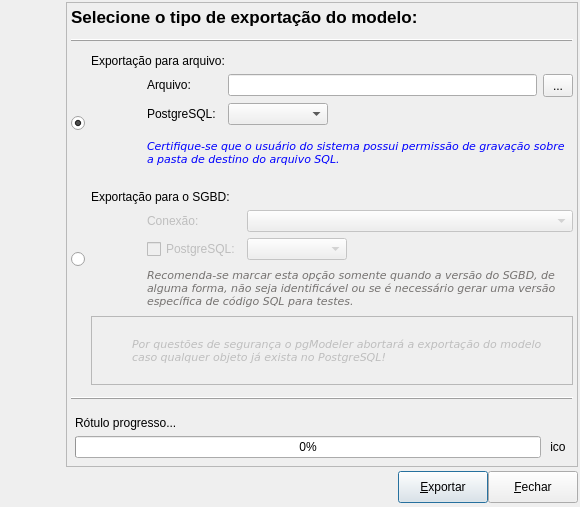
Above: pgmodeler_ui/ui/formexportacao.ui from erdincay/pgmodeler-old before the change. Below: the same form after it.
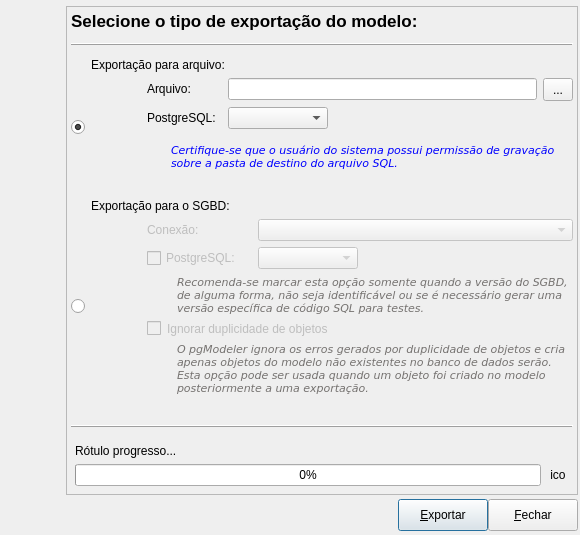
That is the form after the change. Icons and pictures are not drawn.

Commit message: * Melhorias na exportação do modelo: O pgModeler agora pode ignorar objetos já existentes no banco de dados e criar somente os que estão presentes no modelo mas não foram criados no bd. * Atualização no dicionário de tradução para en_US

Patch:
```diff
--- a/pgmodeler_ui/ui/formexportacao.ui
+++ b/pgmodeler_ui/ui/formexportacao.ui
@@ -10,11 +10,11 @@
     <x>0</x>
     <y>0</y>
     <width>580</width>
-    <height>507</height>
+    <height>535</height>
    </rect>
   </property>
   <property name="sizePolicy">
-   <sizepolicy hsizetype="Preferred" vsizetype="Preferred">
+   <sizepolicy hsizetype="Fixed" vsizetype="Fixed">
     <horstretch>0</horstretch>
     <verstretch>0</verstretch>
    </sizepolicy>
@@ -22,13 +22,13 @@
   <property name="minimumSize">
    <size>
     <width>580</width>
-    <height>420</height>
+    <height>450</height>
    </size>
   </property>
   <property name="maximumSize">
    <size>
     <width>580</width>
-    <height>515</height>
+    <height>535</height>
    </size>
   </property>
   <property name="windowTitle">
@@ -45,7 +45,7 @@
    <property name="spacing">
     <number>4</number>
    </property>
-   <item row="0" column="0" rowspan="2">
+   <item row="0" column="0" rowspan="3">
     <widget class="QWidget" name="imgmeio_wgt" native="true">
      <property name="minimumSize">
       <size>
@@ -136,7 +136,85 @@
      </layout>
     </widget>
    </item>
+   <item row="2" column="1">
+    <layout class="QGridLayout" name="botoes_lt">
+     <property name="leftMargin">
+      <number>4</number>
+     </property>
+     <property name="bottomMargin">
+      <number>2</number>
+     </property>
+     <property name="spacing">
+      <number>0</number>
+     </property>
+     <item row="0" column="0">
+      <spacer>
+       <property name="orientation">
+        <enum>Qt::Horizontal</enum>
+       </property>
+       <property name="sizeHint" stdset="0">
+        <size>
+         <width>91</width>
+         <height>27</height>
+        </size>
+       </property>
+      </spacer>
+     </item>
    <item row="0" column="1">
+      <widget class="QPushButton" name="exportar_btn">
+       <property name="minimumSize">
+        <size>
+         <width>90</width>
+         <height>32</height>
+        </size>
+       </property>
+       <property name="maximumSize">
+        <size>
+         <width>90</width>
+         <height>16777215</height>
+        </size>
+       </property>
+       <property name="text">
+        <string>&amp;Exportar</string>
+       </property>
+       <property name="icon">
+        <iconset resource="../res/resources.qrc">
+         <normaloff>:/icones/icones/exportar.png</normaloff>:/icones/icones/exportar.png</iconset>
+       </property>
+       <property name="default">
+        <bool>true</bool>
+       </property>
+      </widget>
+     </item>
+     <item row="0" column="2">
+      <widget class="QPushButton" name="fechar_btn">
+       <property name="minimumSize">
+        <size>
+         <width>90</width>
+         <height>32</height>
+        </size>
+       </property>
+       <property name="maximumSize">
+        <size>
+         <width>90</width>
+         <height>16777215</height>
+        </size>
+       </property>
+       <property name="text">
+        <string>&amp;Fechar</string>
+       </property>
+       <property name="icon">
+        <iconset resource="../res/resources.qrc">
+         <normaloff>:/icones/icones/fechar1.png</normaloff>:/icones/icones/fechar1.png</iconset>
+       </property>
+       <property name="flat">
+        <bool>false</bool>
+       </property>
+      </widget>
+     </item>
+    </layout>
+   </item>
+   <item row="1" column="1">
     <widget class="QFrame" name="frame">
      <property name="enabled">
       <bool>true</bool>
@@ -153,13 +231,10 @@
      <property name="frameShadow">
       <enum>QFrame::Raised</enum>
      </property>
-     <layout class="QGridLayout" name="gridLayout_5">
+     <layout class="QGridLayout" name="gridLayout_3">
       <property name="margin">
        <number>4</number>
       </property>
-      <property name="spacing">
-       <number>6</number>
-      </property>
       <item row="0" column="0">
        <widget class="QLabel" name="titulo_lbl">
         <property name="sizePolicy">
@@ -197,32 +272,14 @@
        </widget>
       </item>
       <item row="2" column="0">
-       <layout class="QGridLayout" name="gridLayout">
-        <item row="1" column="1" rowspan="3">
-         <widget class="QLabel" name="modelo_sql_lbl">
-          <property name="sizePolicy">
-           <sizepolicy hsizetype="Fixed" vsizetype="Fixed">
-            <horstretch>0</horstretch>
-            <verstretch>0</verstretch>
-           </sizepolicy>
-          </property>
-          <property name="minimumSize">
-           <size>
-            <width>50</width>
-            <height>100</height>
-           </size>
-          </property>
-          <property name="maximumSize">
-           <size>
-            <width>50</width>
-            <height>100</height>
-           </size>
-          </property>
+       <layout class="QGridLayout" name="gridLayout_2">
+        <property name="bottomMargin">
+         <number>15</number>
+        </property>
+        <item row="0" column="1" colspan="3">
+         <widget class="QLabel" name="exportacao_arq_lbl">
           <property name="text">
-           <string/>
-          </property>
-          <property name="pixmap">
-           <pixmap resource="../res/resources.qrc">:/imagens/imagens/model2sql.png</pixmap>
+           <string>Exportação para arquivo:</string>
           </property>
          </widget>
         </item>
@@ -245,7 +302,9 @@
           </property>
          </widget>
         </item>
-        <item row="1" column="3" colspan="2">
+        <item row="1" column="3">
+         <layout class="QHBoxLayout" name="horizontalLayout_6">
+          <item>
          <widget class="QLineEdit" name="arquivo_edt">
           <property name="dragEnabled">
            <bool>false</bool>
@@ -255,7 +314,7 @@
           </property>
          </widget>
         </item>
-        <item row="1" column="5">
+          <item>
          <widget class="QToolButton" name="sel_arquivo_tb">
           <property name="minimumSize">
            <size>
@@ -281,6 +340,36 @@
           </property>
          </widget>
         </item>
+         </layout>
+        </item>
+        <item row="1" column="1" rowspan="3">
+         <widget class="QLabel" name="modelo_sql_lbl">
+          <property name="sizePolicy">
+           <sizepolicy hsizetype="Fixed" vsizetype="Fixed">
+            <horstretch>0</horstretch>
+            <verstretch>0</verstretch>
+           </sizepolicy>
+          </property>
+          <property name="minimumSize">
+           <size>
+            <width>50</width>
+            <height>100</height>
+           </size>
+          </property>
+          <property name="maximumSize">
+           <size>
+            <width>50</width>
+            <height>100</height>
+           </size>
+          </property>
+          <property name="text">
+           <string/>
+          </property>
+          <property name="pixmap">
+           <pixmap resource="../res/resources.qrc">:/imagens/imagens/model2sql.png</pixmap>
+          </property>
+         </widget>
+        </item>
         <item row="2" column="2">
          <widget class="QLabel" name="pgsql_lbl">
           <property name="sizePolicy">
@@ -312,6 +401,8 @@
          </widget>
         </item>
         <item row="2" column="3">
+         <layout class="QHBoxLayout" name="horizontalLayout_5">
+          <item>
          <widget class="QComboBox" name="pgsqlvers_cmb">
           <property name="enabled">
            <bool>true</bool>
@@ -336,7 +427,7 @@
           </property>
          </widget>
         </item>
-        <item row="2" column="4" colspan="2">
+          <item>
          <spacer name="horizontalSpacer">
           <property name="orientation">
            <enum>Qt::Horizontal</enum>
@@ -349,7 +440,43 @@
           </property>
          </spacer>
         </item>
-        <item row="3" column="2" colspan="4">
+         </layout>
+        </item>
+        <item row="1" column="0" rowspan="3">
+         <widget class="QRadioButton" name="exportacao_arq_rb">
+          <property name="sizePolicy">
+           <sizepolicy hsizetype="Fixed" vsizetype="Fixed">
+            <horstretch>0</horstretch>
+            <verstretch>0</verstretch>
+           </sizepolicy>
+          </property>
+          <property name="text">
+           <string/>
+          </property>
+          <property name="checked">
+           <bool>true</bool>
+          </property>
+         </widget>
+        </item>
+        <item row="3" column="2" colspan="2">
+         <layout class="QHBoxLayout" name="horizontalLayout_4">
+          <item>
+           <spacer name="horizontalSpacer_5">
+            <property name="orientation">
+             <enum>Qt::Horizontal</enum>
+            </property>
+            <property name="sizeType">
+             <enum>QSizePolicy::Fixed</enum>
+            </property>
+            <property name="sizeHint" stdset="0">
+             <size>
+              <width>24</width>
+              <height>26</height>
+             </size>
+            </property>
+           </spacer>
+          </item>
+          <item>
          <widget class="QLabel" name="dica_lbl">
           <property name="enabled">
            <bool>true</bool>
@@ -409,91 +536,40 @@
           </property>
          </widget>
         </item>
-        <item row="0" column="1" colspan="5">
-         <widget class="QLabel" name="exportacao_arq_lbl">
-          <property name="text">
-           <string>Exportação para arquivo:</string>
-          </property>
-         </widget>
-        </item>
-        <item row="1" column="0" rowspan="3">
-         <widget class="QRadioButton" name="exportacao_arq_rb">
-          <property name="sizePolicy">
-           <sizepolicy hsizetype="Fixed" vsizetype="Fixed">
-            <horstretch>0</horstretch>
-            <verstretch>0</verstretch>
-           </sizepolicy>
-          </property>
-          <property name="text">
-           <string/>
-          </property>
-          <property name="checked">
-           <bool>true</bool>
-          </property>
-         </widget>
+         </layout>
         </item>
        </layout>
       </item>
       <item row="3" column="0">
-       <layout class="QGridLayout" name="gridLayout_2">
-        <property name="topMargin">
-         <number>10</number>
-        </property>
-        <property name="bottomMargin">
-         <number>0</number>
-        </property>
-        <item row="0" column="1" colspan="4">
+       <layout class="QGridLayout" name="gridLayout">
+        <item row="0" column="1" colspan="5">
          <widget class="QLabel" name="exportacao_sgbd_lbl">
+          <property name="font">
+           <font>
+            <weight>50</weight>
+            <italic>false</italic>
+            <bold>false</bold>
+           </font>
+          </property>
           <property name="text">
            <string>Exportação para o SGBD:</string>
           </property>
          </widget>
         </item>
-        <item row="1" column="1" rowspan="3">
-         <widget class="QLabel" name="modelo_sgbd">
-          <property name="enabled">
-           <bool>false</bool>
-          </property>
-          <property name="sizePolicy">
-           <sizepolicy hsizetype="Fixed" vsizetype="Fixed">
-            <horstretch>0</horstretch>
-            <verstretch>0</verstretch>
-           </sizepolicy>
-          </property>
-          <property name="minimumSize">
-           <size>
-            <width>50</width>
-            <height>100</height>
-           </size>
-          </property>
-          <property name="maximumSize">
-           <size>
-            <width>50</width>
-            <height>100</height>
-           </size>
-          </property>
-          <property name="text">
-           <string/>
-          </property>
-          <property name="pixmap">
-           <pixmap resource="../res/resources.qrc">:/imagens/imagens/model2sgdb.png</pixmap>
-          </property>
-         </widget>
-        </item>
-        <item row="1" column="2">
+        <item row="1" column="2" colspan="2">
          <widget class="QLabel" name="conexoes_lbl">
           <property name="enabled">
            <bool>false</bool>
           </property>
           <property name="sizePolicy">
-           <sizepolicy hsizetype="Fixed" vsizetype="Fixed">
+           <sizepolicy hsizetype="Preferred" vsizetype="Fixed">
             <horstretch>0</horstretch>
             <verstretch>0</verstretch>
            </sizepolicy>
           </property>
           <property name="minimumSize">
            <size>
-            <width>73</width>
+            <width>105</width>
             <height>0</height>
            </size>
           </property>
@@ -502,7 +578,7 @@
           </property>
          </widget>
         </item>
-        <item row="1" column="3" colspan="2">
+        <item row="1" column="4" colspan="2">
          <widget class="QComboBox" name="conexoes_cmb">
           <property name="enabled">
            <bool>false</bool>
@@ -518,13 +594,47 @@
           </property>
          </widget>
         </item>
-        <item row="2" column="2">
+        <item row="1" column="1" rowspan="4">
+         <widget class="QLabel" name="modelo_sgbd">
+          <property name="enabled">
+           <bool>false</bool>
+          </property>
+          <property name="sizePolicy">
+           <sizepolicy hsizetype="Fixed" vsizetype="Expanding">
+            <horstretch>0</horstretch>
+            <verstretch>0</verstretch>
+           </sizepolicy>
+          </property>
+          <property name="minimumSize">
+           <size>
+            <width>50</width>
+            <height>100</height>
+           </size>
+          </property>
+          <property name="maximumSize">
+           <size>
+            <width>50</width>
+            <height>16777215</height>
+           </size>
+          </property>
+          <property name="text">
+           <string/>
+          </property>
+          <property name="pixmap">
+           <pixmap resource="../res/resources.qrc">:/imagens/imagens/model2sgdb.png</pixmap>
+          </property>
+          <property name="alignment">
+           <set>Qt::AlignCenter</set>
+          </property>
+         </widget>
+        </item>
+        <item row="2" column="2" colspan="2">
          <widget class="QCheckBox" name="pgsqlvers_chk">
           <property name="enabled">
            <bool>false</bool>
           </property>
           <property name="sizePolicy">
-           <sizepolicy hsizetype="Fixed" vsizetype="Fixed">
+           <sizepolicy hsizetype="Preferred" vsizetype="Fixed">
             <horstretch>0</horstretch>
             <verstretch>0</verstretch>
            </sizepolicy>
@@ -540,32 +650,38 @@
           </property>
          </widget>
         </item>
-        <item row="2" column="3">
-         <widget class="QComboBox" name="pgsqlvers1_cmb">
-          <property name="enabled">
-           <bool>false</bool>
-          </property>
-          <property name="minimumSize">
-           <size>
-            <width>100</width>
-            <height>0</height>
-           </size>
-          </property>
-          <property name="maximumSize">
-           <size>
-            <width>100</width>
-            <height>16777215</height>
-           </size>
-          </property>
-          <property name="toolTip">
-           <string>Versão do PostgreSQL no qual do código SQL deve ser gerado</string>
-          </property>
-          <property name="insertPolicy">
-           <enum>QComboBox::InsertAtBottom</enum>
-          </property>
-         </widget>
-        </item>
         <item row="2" column="4">
+         <widget class="QComboBox" name="pgsqlvers1_cmb">
+          <property name="enabled">
+           <bool>false</bool>
+          </property>
+          <property name="sizePolicy">
+           <sizepolicy hsizetype="Expanding" vsizetype="Fixed">
+            <horstretch>0</horstretch>
+            <verstretch>0</verstretch>
+           </sizepolicy>
+          </property>
+          <property name="minimumSize">
+           <size>
+            <width>0</width>
+            <height>0</height>
+           </size>
+          </property>
+          <property name="maximumSize">
+           <size>
+            <width>100</width>
+            <height>16777215</height>
+           </size>
+          </property>
+          <property name="toolTip">
+           <string>Versão do PostgreSQL no qual do código SQL deve ser gerado</string>
+          </property>
+          <property name="insertPolicy">
+           <enum>QComboBox::InsertAtBottom</enum>
+          </property>
+         </widget>
+        </item>
+        <item row="2" column="5">
          <spacer name="horizontalSpacer_2">
           <property name="orientation">
            <enum>Qt::Horizontal</enum>
@@ -578,7 +694,41 @@
           </property>
          </spacer>
         </item>
-        <item row="3" column="2" colspan="3">
+        <item row="1" column="0" rowspan="4">
+         <widget class="QRadioButton" name="exportacao_sgbd_rb">
+          <property name="enabled">
+           <bool>true</bool>
+          </property>
+          <property name="sizePolicy">
+           <sizepolicy hsizetype="Fixed" vsizetype="Fixed">
+            <horstretch>0</horstretch>
+            <verstretch>0</verstretch>
+           </sizepolicy>
+          </property>
+          <property name="text">
+           <string/>
+          </property>
+         </widget>
+        </item>
+        <item row="3" column="2" colspan="4">
+         <layout class="QHBoxLayout" name="horizontalLayout_3">
+          <item>
+           <spacer name="horizontalSpacer_4">
+            <property name="orientation">
+             <enum>Qt::Horizontal</enum>
+            </property>
+            <property name="sizeType">
+             <enum>QSizePolicy::Fixed</enum>
+            </property>
+            <property name="sizeHint" stdset="0">
+             <size>
+              <width>30</width>
+              <height>20</height>
+             </size>
+            </property>
+           </spacer>
+          </item>
+          <item>
          <widget class="QLabel" name="dica1_lbl">
           <property name="enabled">
            <bool>false</bool>
@@ -638,74 +788,115 @@
           </property>
          </widget>
         </item>
-        <item row="4" column="1" colspan="4">
-         <widget class="QFrame" name="alerta_frm">
+         </layout>
+        </item>
+        <item row="4" column="2" colspan="4">
+         <layout class="QVBoxLayout" name="verticalLayout_2">
+          <item>
+           <layout class="QHBoxLayout" name="horizontalLayout_2">
+            <item>
+             <widget class="QCheckBox" name="ignorar_dup_chk">
           <property name="enabled">
            <bool>false</bool>
           </property>
           <property name="sizePolicy">
-           <sizepolicy hsizetype="Preferred" vsizetype="Expanding">
+               <sizepolicy hsizetype="Fixed" vsizetype="Fixed">
             <horstretch>0</horstretch>
             <verstretch>0</verstretch>
            </sizepolicy>
           </property>
-          <property name="minimumSize">
-           <size>
-            <width>0</width>
-            <height>48</height>
-           </size>
-          </property>
-          <property name="frameShape">
-           <enum>QFrame::StyledPanel</enum>
-          </property>
-          <property name="frameShadow">
-           <enum>QFrame::Raised</enum>
-          </property>
-          <layout class="QGridLayout" name="gridLayout_3">
-           <property name="margin">
-            <number>2</number>
-           </property>
-           <item row="0" column="0">
-            <widget class="QLabel" name="icone_lbl">
-             <property name="minimumSize">
-              <size>
-               <width>32</width>
-               <height>32</height>
-              </size>
-             </property>
-             <property name="maximumSize">
-              <size>
-               <width>32</width>
-               <height>32</height>
-              </size>
-             </property>
              <property name="text">
               <string/>
              </property>
-             <property name="textFormat">
-              <enum>Qt::AutoText</enum>
-             </property>
-             <property name="pixmap">
-              <pixmap resource="../res/resources.qrc">:/icones/icones/msgbox_alerta.png</pixmap>
-             </property>
-            </widget>
-           </item>
-           <item row="0" column="1">
-            <widget class="QLabel" name="alerta_lbl">
+             </widget>
+            </item>
+            <item>
+             <widget class="QLabel" name="ignorar_dup_lbl">
+              <property name="enabled">
+               <bool>false</bool>
+              </property>
+              <property name="text">
+               <string>Ignorar duplicidade de objetos</string>
+              </property>
+              <property name="wordWrap">
+               <bool>true</bool>
+              </property>
+             </widget>
+            </item>
+           </layout>
+          </item>
+          <item>
+           <layout class="QHBoxLayout" name="horizontalLayout">
+            <item>
+             <spacer name="horizontalSpacer_3">
+              <property name="orientation">
+               <enum>Qt::Horizontal</enum>
+              </property>
+              <property name="sizeType">
+               <enum>QSizePolicy::Fixed</enum>
+              </property>
+              <property name="sizeHint" stdset="0">
+               <size>
+                <width>30</width>
+                <height>20</height>
+               </size>
+              </property>
+             </spacer>
+            </item>
+            <item>
+             <widget class="QLabel" name="dica2_lbl">
+              <property name="enabled">
+               <bool>false</bool>
+              </property>
+              <property name="palette">
+               <palette>
+                <active>
+                 <colorrole role="WindowText">
+                  <brush brushstyle="SolidPattern">
+                   <color alpha="255">
+                    <red>0</red>
+                    <green>0</green>
+                    <blue>255</blue>
+                   </color>
+                  </brush>
+                 </colorrole>
+                </active>
+                <inactive>
+                 <colorrole role="WindowText">
+                  <brush brushstyle="SolidPattern">
+                   <color alpha="255">
+                    <red>0</red>
+                    <green>0</green>
+                    <blue>255</blue>
+                   </color>
+                  </brush>
+                 </colorrole>
+                </inactive>
+                <disabled>
+                 <colorrole role="WindowText">
+                  <brush brushstyle="SolidPattern">
+                   <color alpha="255">
+                    <red>117</red>
+                    <green>114</green>
+                    <blue>112</blue>
+                   </color>
+                  </brush>
+                 </colorrole>
+                </disabled>
+               </palette>
+              </property>
              <property name="font">
               <font>
                <family>DejaVu Sans</family>
                <pointsize>8</pointsize>
-               <weight>50</weight>
                <italic>true</italic>
-               <bold>false</bold>
-               <underline>false</underline>
-               <strikeout>false</strikeout>
-               <kerning>true</kerning>
               </font>
              </property>
              <property name="text">
-              <string>Por questões de segurança o pgModeler abortará a exportação do modelo caso qualquer objeto já exista no PostgreSQL!</string>
+               <string>O pgModeler ignora os erros gerados por duplicidade de objetos e cria apenas objetos do modelo não existentes no banco de dados serão. Esta opção pode ser usada quando um objeto foi criado no modelo posteriormente a uma exportação.</string>
+              </property>
+              <property name="textFormat">
+               <enum>Qt::PlainText</enum>
              </property>
              <property name="wordWrap">
               <bool>true</bool>
@@ -713,49 +904,53 @@
             </widget>
            </item>
           </layout>
-         </widget>
-        </item>
-        <item row="1" column="0" rowspan="3">
-         <widget class="QRadioButton" name="exportacao_sgbd_rb">
-          <property name="enabled">
-           <bool>true</bool>
-          </property>
-          <property name="sizePolicy">
-           <sizepolicy hsizetype="Fixed" vsizetype="Fixed">
-            <horstretch>0</horstretch>
-            <verstretch>0</verstretch>
-           </sizepolicy>
-          </property>
-          <property name="text">
-           <string/>
-          </property>
-         </widget>
+          </item>
+         </layout>
         </item>
        </layout>
       </item>
       <item row="4" column="0">
-       <widget class="QFrame" name="ln2_frm">
-        <property name="minimumSize">
+       <spacer name="verticalSpacer_2">
+        <property name="orientation">
+         <enum>Qt::Vertical</enum>
+        </property>
+        <property name="sizeHint" stdset="0">
          <size>
-          <width>0</width>
-          <height>15</height>
+          <width>20</width>
+          <height>40</height>
          </size>
         </property>
-        <property name="frameShape">
-         <enum>QFrame::HLine</enum>
-        </property>
-        <property name="frameShadow">
-         <enum>QFrame::Raised</enum>
-        </property>
-       </widget>
+       </spacer>
       </item>
       <item row="5" column="0">
+       <widget class="QFrame" name="ln2_frm">
+        <property name="minimumSize">
+         <size>
+          <width>0</width>
+          <height>15</height>
+         </size>
+        </property>
+        <property name="frameShape">
+         <enum>QFrame::HLine</enum>
+        </property>
+        <property name="frameShadow">
+         <enum>QFrame::Raised</enum>
+        </property>
+       </widget>
+      </item>
+      <item row="6" column="0">
        <layout class="QGridLayout" name="gridLayout_4">
         <property name="margin">
          <number>4</number>
         </property>
         <item row="0" column="0" colspan="2">
          <widget class="QLabel" name="rot_prog_lbl">
+          <property name="sizePolicy">
+           <sizepolicy hsizetype="Preferred" vsizetype="Fixed">
+            <horstretch>0</horstretch>
+            <verstretch>0</verstretch>
+           </sizepolicy>
+          </property>
           <property name="text">
            <string>Rótulo progresso...</string>
           </property>
@@ -804,84 +999,6 @@
      </layout>
     </widget>
    </item>
-   <item row="1" column="1">
-    <layout class="QGridLayout" name="botoes_lt">
-     <property name="leftMargin">
-      <number>4</number>
-     </property>
-     <property name="bottomMargin">
-      <number>2</number>
-     </property>
-     <property name="spacing">
-      <number>0</number>
-     </property>
-     <item row="0" column="0">
-      <spacer>
-       <property name="orientation">
-        <enum>Qt::Horizontal</enum>
-       </property>
-       <property name="sizeHint" stdset="0">
-        <size>
-         <width>91</width>
-         <height>27</height>
-        </size>
-       </property>
-      </spacer>
-     </item>
-     <item row="0" column="1">
-      <widget class="QPushButton" name="exportar_btn">
-       <property name="minimumSize">
-        <size>
-         <width>90</width>
-         <height>32</height>
-        </size>
-       </property>
-       <property name="maximumSize">
-        <size>
-         <width>90</width>
-         <height>16777215</height>
-        </size>
-       </property>
-       <property name="text">
-        <string>&amp;Exportar</string>
-       </property>
-       <property name="icon">
-        <iconset resource="../res/resources.qrc">
-         <normaloff>:/icones/icones/exportar.png</normaloff>:/icones/icones/exportar.png</iconset>
-       </property>
-       <property name="default">
-        <bool>true</bool>
-       </property>
-      </widget>
-     </item>
-     <item row="0" column="2">
-      <widget class="QPushButton" name="fechar_btn">
-       <property name="minimumSize">
-        <size>
-         <width>90</width>
-         <height>32</height>
-        </size>
-       </property>
-       <property name="maximumSize">
-        <size>
-         <width>90</width>
-         <height>16777215</height>
-        </size>
-       </property>
-       <property name="text">
-        <string>&amp;Fechar</string>
-       </property>
-       <property name="icon">
-        <iconset resource="../res/resources.qrc">
-         <normaloff>:/icones/icones/fechar1.png</normaloff>:/icones/icones/fechar1.png</iconset>
-       </property>
-       <property name="flat">
-        <bool>false</bool>
-       </property>
-      </widget>
-     </item>
-    </layout>
-   </item>
   </layout>
  </widget>
  <resources>
```
Lines whose indentation alone changed are shown as unchanged. The commit also changes 6 other files.
